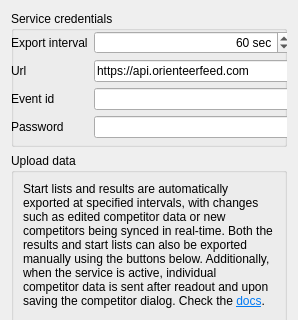
This is quickevent/app/quickevent/plugins/Event/src/services/ofeed/ofeedclientwidget.ui in arnost00/quickbox as Qt 5 draws it before an edit; both pictures show x 0 to 298 and y 0 to 320 of the 298 by 555 pixel window. The edited form follows.
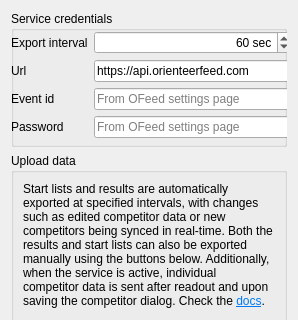
This is the edited form.

Patch:
```diff
--- a/quickevent/app/quickevent/plugins/Event/src/services/ofeed/ofeedclientwidget.ui
+++ b/quickevent/app/quickevent/plugins/Event/src/services/ofeed/ofeedclientwidget.ui
@@ -96,6 +96,9 @@
          <property name="toolTip">
           <string>&lt;html&gt;&lt;head/&gt;&lt;body&gt;&lt;p&gt;Event id provided in the Settings section on the web site. Can be copied from OFeed url as well.&lt;/p&gt;&lt;/body&gt;&lt;/html&gt;</string>
          </property>
+         <property name="placeholderText">
+          <string>From OFeed settings page</string>
+         </property>
         </widget>
        </item>
        <item row="3" column="0">
@@ -110,6 +113,9 @@
          <property name="toolTip">
           <string>&lt;html&gt;&lt;head/&gt;&lt;body&gt;&lt;p&gt;Password that was generated in the Settings section.&lt;/p&gt;&lt;/body&gt;&lt;/html&gt;</string>
          </property>
+         <property name="placeholderText">
+          <string>From OFeed settings page</string>
+         </property>
         </widget>
        </item>
       </layout>
```
Left out of the diff: 8 changed lines with no effect on the pictures.
